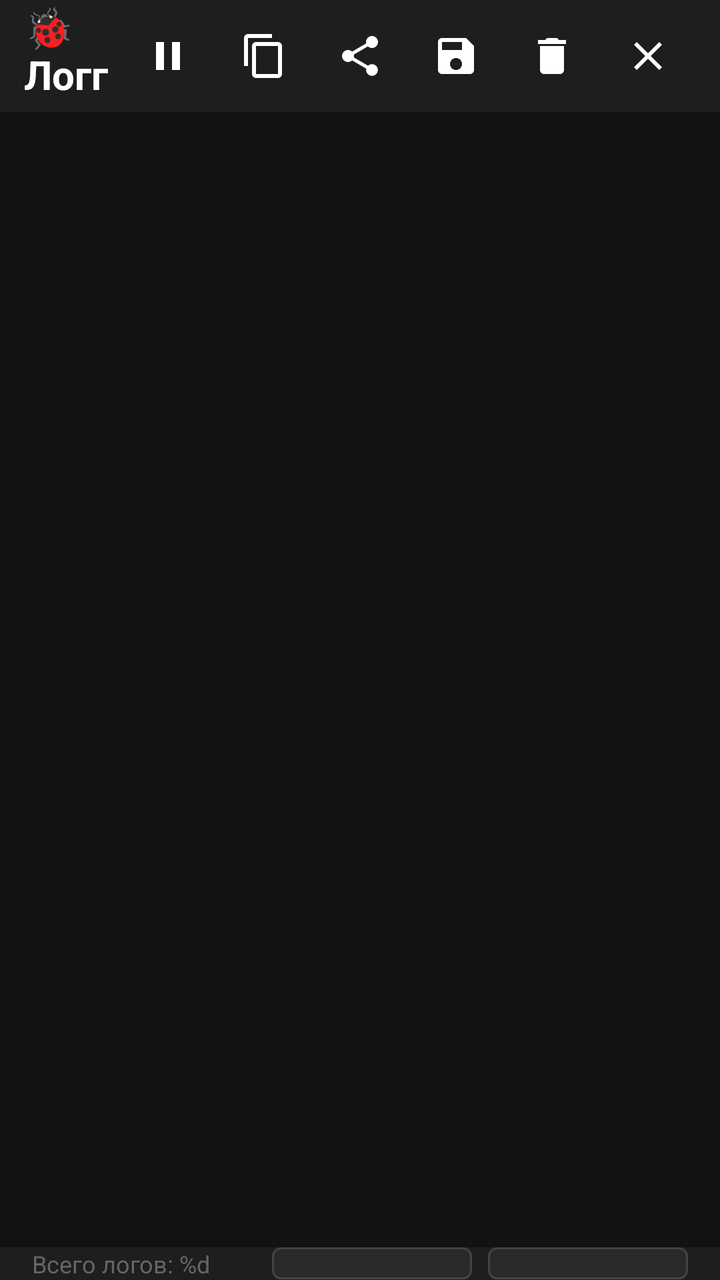
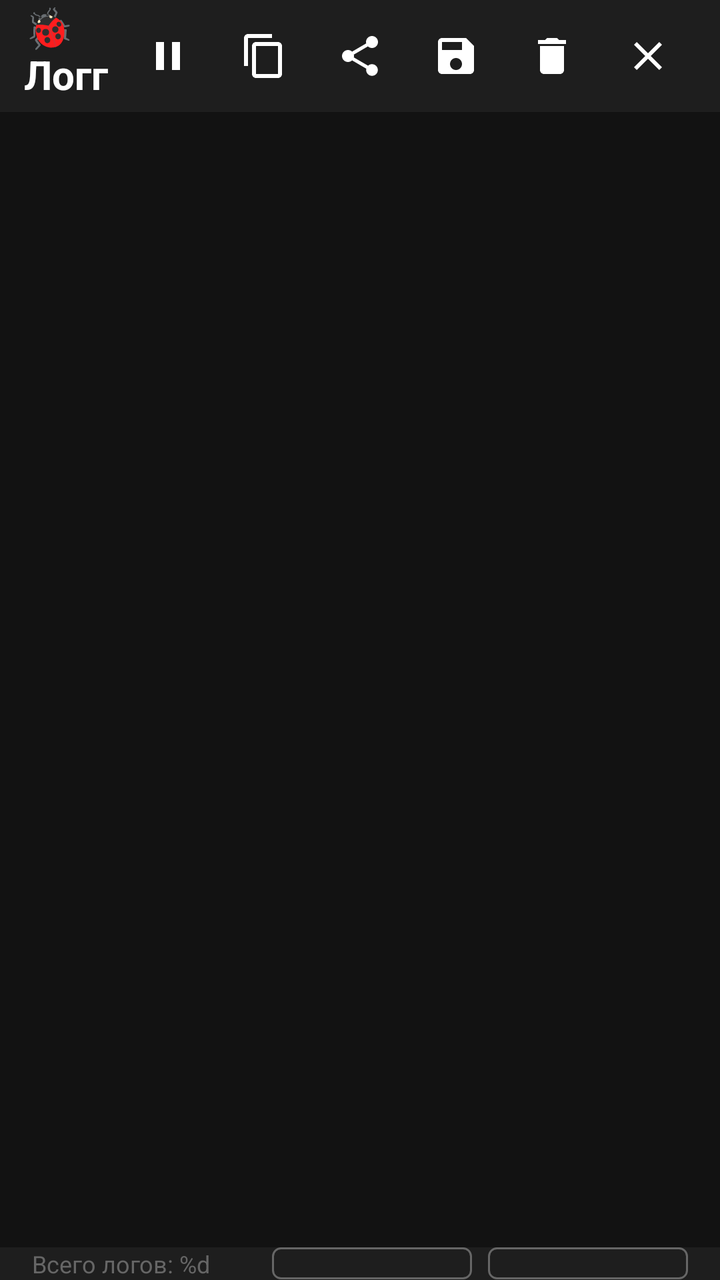

Before-and-after screenshots of an Android layout around one commit, followed by the original layout XML and the change that was made.
<!-- AndroidManifest.xml: activity theme Theme.AppCompat.Translucent -->
<!-- res/layout/activity_logger.xml -->
<LinearLayout xmlns:android="http://schemas.android.com/apk/res/android"
    android:layout_width="match_parent"
    android:layout_height="match_parent"
    android:orientation="vertical"
    android:background="@color/background_dark">

    
    <LinearLayout
        style="@style/Toolbar">

        <TextView
            android:layout_width="0dp"
            android:layout_height="wrap_content"
            android:layout_weight="1"
            style="@style/Text.Title.Medium"
            android:text="@string/logger_title" />

        <ImageButton
            android:id="@+id/btn_pause"
            android:layout_width="@dimen/icon_large"
            android:layout_height="@dimen/icon_large"
            android:src="@drawable/ic_pause"
            android:background="?android:attr/selectableItemBackgroundBorderless"
            android:contentDescription="@string/logger_pause"
            android:padding="@dimen/spacing_m" />

        <ImageButton
            android:id="@+id/btn_copy"
            android:layout_width="@dimen/icon_large"
            android:layout_height="@dimen/icon_large"
            android:src="@drawable/ic_copy"
            android:background="?android:attr/selectableItemBackgroundBorderless"
            android:contentDescription="@string/logger_copy"
            android:padding="@dimen/spacing_m" />

        <ImageButton
            android:id="@+id/btn_share"
            android:layout_width="@dimen/icon_large"
            android:layout_height="@dimen/icon_large"
            android:src="@drawable/ic_share"
            android:background="?android:attr/selectableItemBackgroundBorderless"
            android:contentDescription="@string/logger_share"
            android:padding="@dimen/spacing_m" />

        <ImageButton
            android:id="@+id/btn_save"
            android:layout_width="@dimen/icon_large"
            android:layout_height="@dimen/icon_large"
            android:src="@drawable/ic_save"
            android:background="?android:attr/selectableItemBackgroundBorderless"
            android:contentDescription="@string/logger_save"
            android:padding="@dimen/spacing_m" />

        <ImageButton
            android:id="@+id/btn_clear"
            android:layout_width="@dimen/icon_large"
            android:layout_height="@dimen/icon_large"
            android:src="@drawable/ic_clear"
            android:background="?android:attr/selectableItemBackgroundBorderless"
            android:contentDescription="@string/logger_clear"
            android:padding="@dimen/spacing_m" />

        <ImageButton
            android:id="@+id/btn_close"
            android:layout_width="@dimen/icon_large"
            android:layout_height="@dimen/icon_large"
            android:src="@drawable/ic_close"
            android:background="?android:attr/selectableItemBackgroundBorderless"
            android:contentDescription="@string/logger_close"
            android:padding="@dimen/spacing_m" />

    </LinearLayout>

    
    <LinearLayout
        android:id="@+id/pause_panel"
        android:layout_width="match_parent"
        android:layout_height="wrap_content"
        android:orientation="horizontal"
        android:gravity="center"
        android:padding="@dimen/spacing_s"
        android:background="@color/background_warning"
        android:visibility="gone">

        <TextView
            android:layout_width="wrap_content"
            android:layout_height="wrap_content"
            style="@style/Text.Body"
            android:text="@string/logger_paused"
            android:textColor="@color/status_warning" />

    </LinearLayout>

    
    <androidx.recyclerview.widget.RecyclerView
        android:id="@+id/recycler_logs"
        android:layout_width="match_parent"
        android:layout_height="0dp"
        android:layout_weight="1"
        android:padding="@dimen/spacing_s"
        android:clipToPadding="false"
        android:scrollbars="vertical" />

    
    <LinearLayout
        android:layout_width="match_parent"
        android:layout_height="wrap_content"
        style="@style/Toolbar"
        android:paddingStart="@dimen/spacing_l"
        android:paddingEnd="@dimen/spacing_l">

        <TextView
            android:id="@+id/tv_status"
            android:layout_width="0dp"
            android:layout_height="wrap_content"
            android:layout_weight="1"
            style="@style/Text.Small"
            android:text="@string/logger_status" />

        <Spinner
            android:id="@+id/spinner_level"
            style="@style/Spinner" />

        <Spinner
            android:id="@+id/spinner_source"
            style="@style/Spinner"
            android:layout_marginStart="@dimen/spacing_s" />

    </LinearLayout>

</LinearLayout>
<!-- resources referenced by this layout -->
<resources>
  <style name="Spinner">
          <item name="android:layout_width">wrap_content</item>
          <item name="android:layout_height">wrap_content</item>
          <item name="android:minWidth">@dimen/spinner_min_width</item>
          <item name="android:background">@drawable/spinner_bg</item>
          <item name="android:popupBackground">@color/background_card</item>
          <item name="android:spinnerMode">dropdown</item>
      </style>
  <style name="Text.Small" parent="Text">
          <item name="android:textSize">@dimen/text_s</item>
          <item name="android:textColor">@color/text_dim</item>
      </style>
  <style name="Toolbar">
          <item name="android:layout_width">match_parent</item>
          <item name="android:layout_height">@dimen/height_toolbar</item>
          <item name="android:background">@color/background_card</item>
          <item name="android:paddingStart">@dimen/spacing_m</item>
          <item name="android:paddingEnd">@dimen/spacing_m</item>
          <item name="android:gravity">center_vertical</item>
          <item name="android:orientation">horizontal</item>
      </style>
  <!-- drawable spinner_bg (drawable) -->
  <shape xmlns:android="http://schemas.android.com/apk/res/android">
      <solid android:color="@color/spinner_background" />
      <corners android:radius="4dp" />
      <stroke
          android:width="1dp"
          android:color="@color/spinner_stroke" />
      <padding
          android:left="12dp"
          android:right="12dp"
          android:top="8dp"
          android:bottom="8dp" />
  </shape>
  <style name="Text">
          <item name="android:textSize">@dimen/text_m</item>
          <item name="android:textColor">@color/text_primary</item>
      </style>
  <style name="Text.Title">
          <item name="android:textColor">@color/text_primary</item>
          <item name="android:textStyle">bold</item>
      </style>
  <style name="Theme.QutyLaunch" parent="Theme.AppCompat.NoActionBar">
          
          <item name="android:navigationBarColor">@android:color/transparent</item>
          <item name="android:statusBarColor">@android:color/transparent</item>
  
          
          <item name="android:windowLayoutInDisplayCutoutMode">shortEdges</item>
  
          
          <item name="android:fitsSystemWindows">false</item>
  
          
          <item name="android:windowDrawsSystemBarBackgrounds">true</item>
      </style>
  <color name="spinner_background">#2A2A2A</color>
  <color name="spinner_stroke">#444444</color>
  <!-- unchanged entries left out for length: 33 -->
</resources>

<!-- the commit's change to res/layout/activity_logger.xml (unified diff, before → after) -->
@@ -2,7 +2,7 @@
     android:layout_width="match_parent"
     android:layout_height="match_parent"
     android:orientation="vertical"
-    android:background="@color/background_dark">
+    android:background="?android:attr/colorBackground">
 
     
     <LinearLayout
<!-- resource entries referenced after the edit -->
@@ -5,17 +5,17 @@
           <item name="android:layout_height">wrap_content</item>
           <item name="android:minWidth">@dimen/spinner_min_width</item>
           <item name="android:background">@drawable/spinner_bg</item>
-          <item name="android:popupBackground">@color/background_card</item>
+          <item name="android:popupBackground">?attr/colorSurface</item>
           <item name="android:spinnerMode">dropdown</item>
       </style>
   <style name="Text.Small" parent="Text">
           <item name="android:textSize">@dimen/text_s</item>
-          <item name="android:textColor">@color/text_dim</item>
+          <item name="android:textColor">?attr/textDimColor</item>
       </style>
   <style name="Toolbar">
           <item name="android:layout_width">match_parent</item>
           <item name="android:layout_height">@dimen/height_toolbar</item>
-          <item name="android:background">@color/background_card</item>
+          <item name="android:background">?attr/colorSurface</item>
           <item name="android:paddingStart">@dimen/spacing_m</item>
           <item name="android:paddingEnd">@dimen/spacing_m</item>
           <item name="android:gravity">center_vertical</item>
@@ -23,11 +23,11 @@
       </style>
   <!-- drawable spinner_bg (drawable) -->
   <shape xmlns:android="http://schemas.android.com/apk/res/android">
-      <solid android:color="@color/spinner_background" />
+      <solid android:color="?attr/colorSurface" />
       <corners android:radius="4dp" />
       <stroke
           android:width="1dp"
-          android:color="@color/spinner_stroke" />
+          android:color="?attr/textDimColor" />
       <padding
           android:left="12dp"
           android:right="12dp"
@@ -36,10 +36,10 @@
   </shape>
   <style name="Text">
           <item name="android:textSize">@dimen/text_m</item>
-          <item name="android:textColor">@color/text_primary</item>
+          <item name="android:textColor">?attr/textPrimaryColor</item>
       </style>
   <style name="Text.Title">
-          <item name="android:textColor">@color/text_primary</item>
+          <item name="android:textColor">?attr/textPrimaryColor</item>
           <item name="android:textStyle">bold</item>
       </style>
   <style name="Theme.QutyLaunch" parent="Theme.AppCompat.NoActionBar">
@@ -55,9 +55,58 @@
   
           
           <item name="android:windowDrawsSystemBarBackgrounds">true</item>
+  
+          
+          
+          
+  
+          
+          <item name="colorPrimary">@color/scheme_teal_primary</item>
+          <item name="colorPrimaryDark">@color/scheme_teal_primary</item>
+          <item name="colorAccent">@color/scheme_teal_accent</item>
+  
+          
+          <item name="colorControlNormal">@color/text_dim</item>
+          <item name="colorControlActivated">@color/scheme_teal_primary</item>
+          <item name="colorControlHighlight">@color/scheme_teal_primary</item>
+  
+          
+          <item name="colorButtonNormal">@color/scheme_teal_primary</item>
+  
+          
+          <item name="colorPrimarySurface">@color/scheme_teal_primary</item>
+          <item name="colorOnPrimary">@color/text_primary</item>
+          <item name="colorSurface">@color/background_card</item>
+          <item name="colorOnSurface">@color/text_primary</item>
+          <item name="android:colorBackground">@color/background_dark</item>
+  
+          
+          <item name="buttonPrimaryColor">@color/scheme_teal_primary</item>
+          <item name="buttonSecondaryColor">@color/button_secondary</item>
+          <item name="buttonDangerColor">@color/button_danger</item>
+          <item name="buttonWarningColor">@color/button_warning</item>
+          <item name="buttonClearCacheColor">@color/button_clear_cache</item>
+          <item name="tabIndicatorColor">@color/scheme_teal_primary</item>
+          <item name="tabRippleColor">@color/scheme_teal_primary</item>
+          <item name="shellActiveBackgroundColor">@color/scheme_teal_primary</item>
+          <item name="textErrorColor">@color/text_error</item>
+          <item name="textPrimaryColor">@color/text_primary</item>
+          <item name="textSecondaryColor">@color/text_secondary</item>
+          <item name="textHintColor">@color/text_hint</item>
+          <item name="textMutedColor">@color/text_muted</item>
+          <item name="textDimColor">@color/text_dim</item>
+          <item name="statusWarningColor">@color/status_warning</item>
       </style>
-  <color name="spinner_background">#2A2A2A</color>
-  <color name="spinner_stroke">#444444</color>
+  <color name="scheme_teal_primary">#009688</color>
+  <color name="scheme_teal_accent">#4CAF50</color>
+  <color name="button_secondary">#4A4A4A</color>
+  <color name="button_danger">#D32F2F</color>
+  <color name="button_warning">#FF9800</color>
+  <color name="button_clear_cache">#FF6F00</color>
+  <color name="text_error">#FF6B6B</color>
+  <color name="text_secondary">#CCCCCC</color>
+  <color name="text_hint">#AAAAAA</color>
+  <color name="text_muted">#888888</color>
   <!-- unchanged entries left out for length: 33 -->
 </resources>
 
